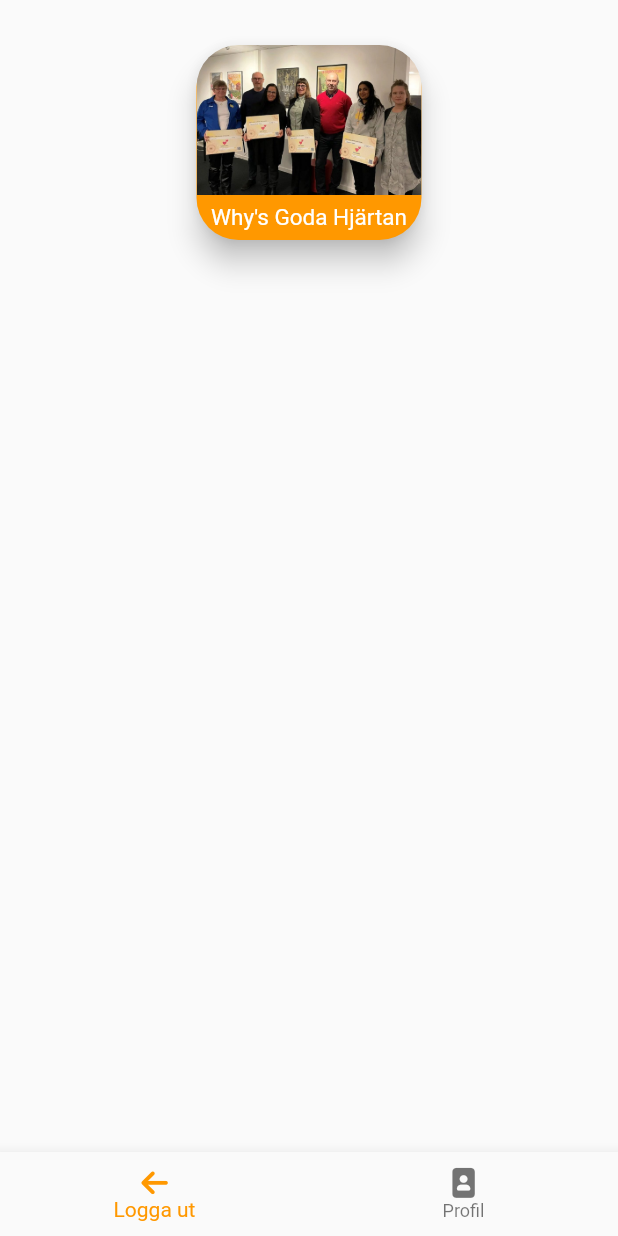
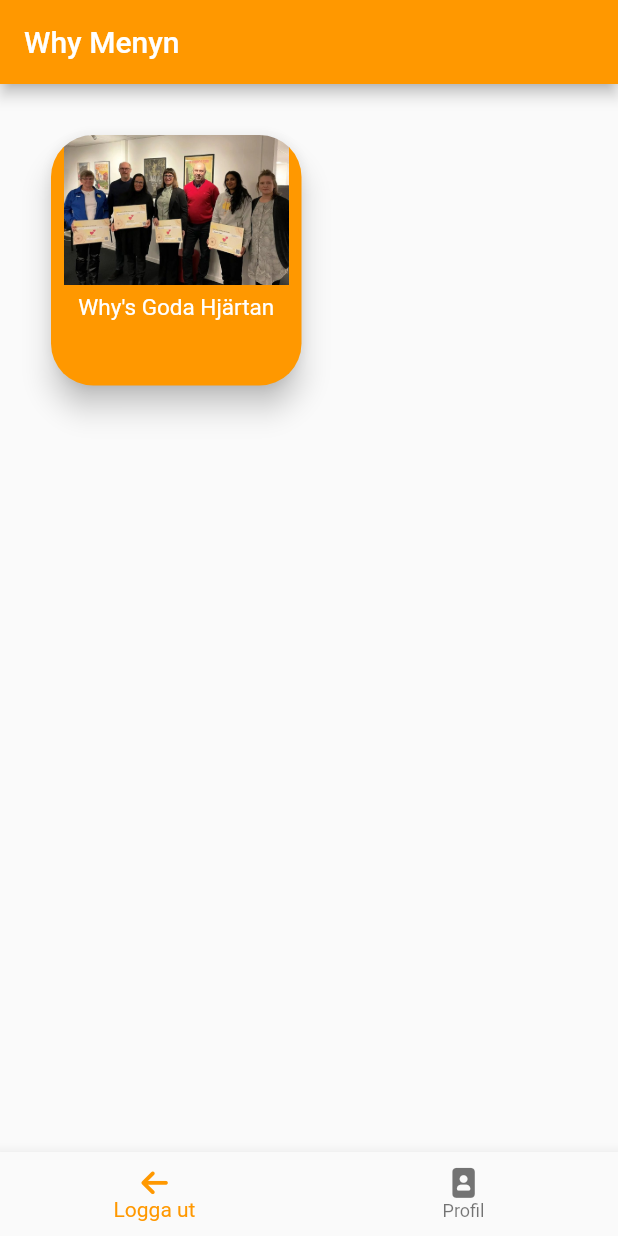
Before and after one commit to wiso1902/WhyAppen, a Flutter app: the screen it shows once a user with an empty profile is signed in, on a phone screen of 412 x 824 dp. Run offline on Flutter 3.47's test engine with Material 2 defaults, Android fonts, the phone set to English and light mode, and no system bars; our stand-ins replace cloud_firestore, firebase_auth, firebase_core, firebase_database, firebase_storage, flutter_staggered_animations and 4 more; accounts and stored records are empty; network calls fail.

```diff
--- a/lib/home_page/home_page.dart
+++ b/lib/home_page/home_page.dart
@@ -8,11 +8,18 @@ class HomePage extends StatelessWidget {
   @override
   Widget build(BuildContext context) {
     return Scaffold(
+      appBar: AppBar(
+        title: Text("Why Menyn", style: TextStyle(color: Colors.white),),
+      ),
       body: SafeArea(
-        child: Column(
-          children: [
-            SizedBox(height: 30,),
-            Center(
+        child: GridView.count(
+          primary: false,
+          padding: const EdgeInsets.all(34),
+          crossAxisSpacing: 10,
+          mainAxisSpacing: 10,
+          crossAxisCount: 2,
+          children:[
+            Container(
               child: Hero(
                 tag: 'godaHjartan',
                 child: Material(
@@ -39,9 +46,6 @@ class HomePage extends StatelessWidget {
                           "Why's Goda Hjärtan",
                           style: TextStyle(fontSize: 15, color: Colors.white),
                         ),
-                        SizedBox(
-                            height: 6
-                        ),
                       ],
                     ),
                   ),
--- a/lib/main.dart
+++ b/lib/main.dart
@@ -1,6 +1,8 @@
+import 'package:cloud_firestore/cloud_firestore.dart';
 import 'package:firebase_auth/firebase_auth.dart';
 import 'package:why_appen/auth_service.dart';
 import 'package:why_appen/home_page/home_page.dart';
+import 'package:why_appen/profile_page/edit_profile.dart';
 import 'package:why_appen/sign_in_page/sign_in.dart';
 import 'package:firebase_core/firebase_core.dart';
 import 'package:flutter/material.dart';
@@ -15,7 +17,9 @@ Future <void> main() async {
   runApp(MyApp());
 }
 
+
 class MyApp extends StatelessWidget {
+
   @override
   Widget build(BuildContext context) {
     return MultiProvider(
@@ -35,22 +39,44 @@ class MyApp extends StatelessWidget {
           primarySwatch: Colors.orange,
           visualDensity: VisualDensity.adaptivePlatformDensity,
         ),
-        home: const AuthenticationWrapper(),
+        home: AuthenticationWrapper(),
       ),
     );
   }
 }
 
 class AuthenticationWrapper extends StatelessWidget {
-  const AuthenticationWrapper({Key? key}) : super(key: key);
+  AuthenticationWrapper({Key? key}) : super(key: key);
+
+  bool docExists = false;
+
+  fetchUserDoc() async {
+    String userID;
+    User getUser = FirebaseAuth.instance.currentUser!;
+    userID = getUser.uid;
+
+    DocumentSnapshot ds = await FirebaseFirestore.instance.collection('users').doc(userID).get();
+
+    if (ds.exists) {
+      docExists = true;
+    } else {
+      docExists = false;
+    }
+
+  }
+
 
   @override
   Widget build(BuildContext context) {
     final firebaseUser = context.watch<User?>();
+    fetchUserDoc();
 
     if (firebaseUser != null) {
 
-      return HomePage();
+        if(docExists = false) {
+          Navigator.of(context).push(MaterialPageRoute(builder: (context) => EditProfilePage()));
+        }
+        return const HomePage();
 
     }
       return SignInPage();
--- a/lib/widgets/bottom_nav.dart
+++ b/lib/widgets/bottom_nav.dart
@@ -1,7 +1,6 @@
 import 'package:flutter/material.dart';
 import 'package:font_awesome_flutter/font_awesome_flutter.dart';
 import 'package:provider/provider.dart';
-import 'package:why_appen/create_user_page/create_user.dart';
 import 'package:why_appen/profile_page/profile.dart';
 
 import '../auth_service.dart';
```
Also changed, not shown: lib/create_user_page/create_user.dart (deleted, +0 -179 lines), lib/viewData_page/view_data.dart (+29 -8 lines), lib/whys_goda_hjartan/goda_hjartan_page.dart (+43 -2 lines), pubspec.yaml (+16 -15 lines), pubspec.lock, 8 other files.
